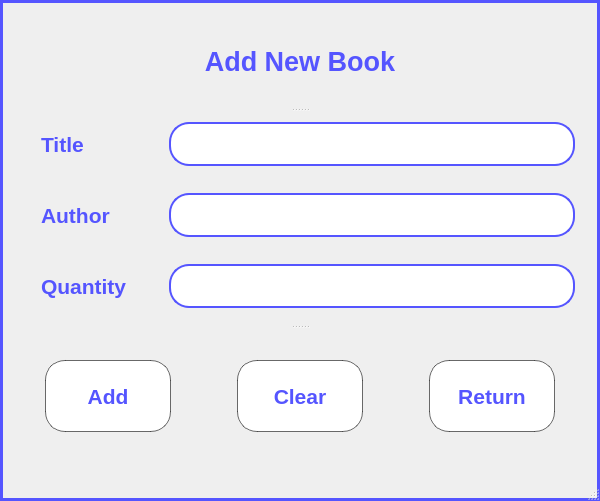
Above: app_gui_2.ui from miguelciancio/bookstore-manager before the change. Below: the same form after it.
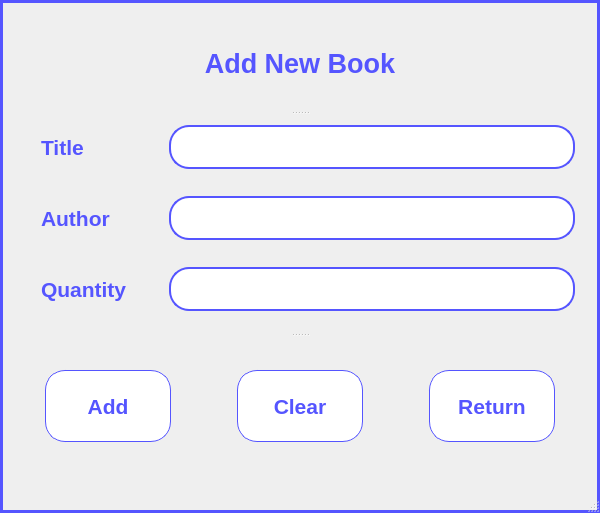
That is the form after the change.

Patch:
```diff
--- a/app_gui_2.ui
+++ b/app_gui_2.ui
@@ -7,7 +7,7 @@
     <x>0</x>
     <y>0</y>
     <width>600</width>
-    <height>501</height>
+    <height>513</height>
    </rect>
   </property>
   <property name="sizePolicy">
@@ -243,7 +243,7 @@
 	background-color: rgb(255, 255, 255);
 	color: rgb(85, 85, 255);
 
-	border: 1px solid rgba(0, 0, 0, 148);
+	border: 1px solid rgb(85, 85, 255);
 	border-radius: 20px;
 
 	height: 70px;
@@ -286,7 +286,7 @@
 	background-color: rgb(255, 255, 255);
 	color: rgb(85, 85, 255);
 
-	border: 1px solid rgba(0, 0, 0, 148);
+	border: 1px solid rgb(85, 85, 255);
 	border-radius: 20px;
 
 	height: 70px;
@@ -329,7 +329,7 @@
 	background-color: rgb(255, 255, 255);
 	color: rgb(85, 85, 255);
 
-	border: 1px solid rgba(0, 0, 0, 148);
+	border: 1px solid rgb(85, 85, 255);
 	border-radius: 20px;
 
 	height: 70px;
```
Left out of the diff: 24 changed lines with no effect on the pictures.
